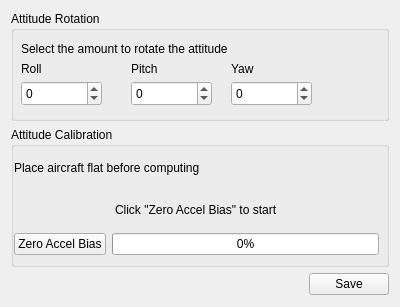
The window that ground/openpilotgcs/src/plugins/config/ccattitude.ui (openpilot/OpenPilot) describes before a commit, drawn with Qt 5.
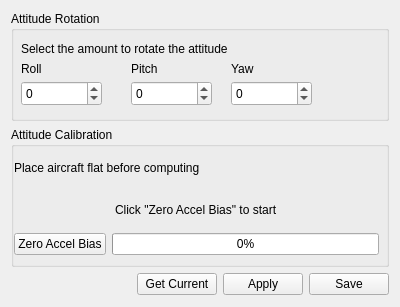
The same window after the commit.

```diff
--- a/ground/openpilotgcs/src/plugins/config/ccattitude.ui
+++ b/ground/openpilotgcs/src/plugins/config/ccattitude.ui
@@ -258,6 +258,20 @@
        </property>
       </spacer>
      </item>
+     <item>
+      <widget class="QPushButton" name="getCurrentButton">
+       <property name="text">
+        <string>Get Current</string>
+       </property>
+      </widget>
+     </item>
+     <item>
+      <widget class="QPushButton" name="applyButton">
+       <property name="text">
+        <string>Apply</string>
+       </property>
+      </widget>
+     </item>
      <item>
       <widget class="QPushButton" name="saveButton">
        <property name="toolTip">
```
Left out of the diff: 2 changed lines with no effect on the pictures.
